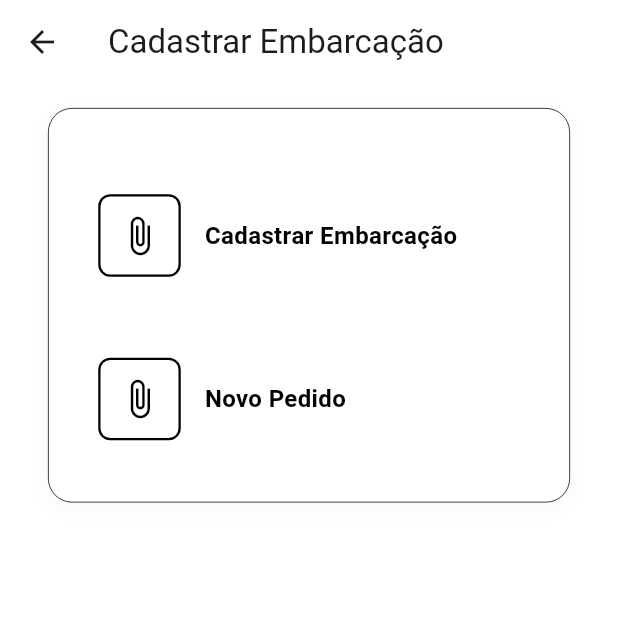
After one commit to MarinaPI-S5/frontend, a Flutter app: the CadastroembarcacaoPage screen opened directly, on a phone screen of 412 x 824 dp, the top half of it. The commit adds this screen. Run offline on Flutter 3.47's test engine with Material 3 defaults, Android fonts, the phone set to English and light mode, and no system bars.

Commit message:
Em desenvolvimento cadastro de embarcação

```diff
--- /dev/null
+++ b/lib/views/pages/cadastroEmbarcacao_page.dart
@@ -0,0 +1,121 @@
+import "package:flutter/material.dart";
+
+class CadastroembarcacaoPage extends StatelessWidget {
+  const CadastroembarcacaoPage({super.key});
+
+  @override
+  Widget build(BuildContext context) {
+    return Scaffold(
+      backgroundColor: Colors.white,
+      appBar: AppBar(
+        backgroundColor: Colors.white,
+        title: const Text('Cadastrar Embarcação'),
+      ),
+      body: SafeArea(
+        child: SingleChildScrollView(
+          padding: const EdgeInsets.all(16),
+          child: Form(
+            child: Column(
+              crossAxisAlignment: CrossAxisAlignment.stretch,
+              children: [
+                Padding(
+                  padding: const EdgeInsets.symmetric(horizontal: 16.0),
+                  child: ConstrainedBox(
+                    constraints: const BoxConstraints(maxWidth: 600),
+                    child: Container(
+                      decoration: BoxDecoration(
+                        color: Colors.white,
+                        border: Border.all(color: Colors.black, width: 0.5),
+                        borderRadius: BorderRadius.circular(16),
+                        boxShadow: [
+                          BoxShadow(
+                            color: Colors.black.withValues(alpha: 0.03),
+                            blurRadius: 10,
+                            offset: const Offset(0, 4),
+                          ),
+                        ],
+                      ),
+                      padding: const EdgeInsets.all(20),
+                      child: Column(
+                        crossAxisAlignment: CrossAxisAlignment.stretch,
+                        children: [
+                          const SizedBox(height: 16),
+                          // CORREÇÃO: Cards empilhados um abaixo do outro usando Column
+                          _buildActionCard(
+                            context: context,
+                            icon: Icons.attach_file,
+                            color: Colors.black,
+                            title: 'Cadastrar Embarcação',
+                            onTap: () {},
+                          ),
+                          const SizedBox(height: 12),
+                          _buildActionCard(
+                            context: context,
+                            icon: Icons.attach_file,
+                            color: Colors.black,
+                            title: 'Novo Pedido',
+                            onTap: () {},
+                          ),
+                        ],
+                      ),
+                    ),
+                  ),
+                ),
+              ],
+            ),
+          ),
+        ),
+      ),
+    );
+  }
+
+  Widget _buildActionCard({
+    required BuildContext context,
+    required IconData icon,
+    required Color color,
+    required String title,
+    required VoidCallback onTap,
+  }) {
+    return Material(
+      color: Colors.white,
+      borderRadius: BorderRadius.circular(12),
+      child: InkWell(
+        onTap: onTap,
+        borderRadius: BorderRadius.circular(12),
+        child: Container(
+          padding: const EdgeInsets.symmetric(vertical: 20, horizontal: 12),
+          decoration: BoxDecoration(
+            border: Border.all(color: Colors.white),
+            borderRadius: BorderRadius.circular(12),
+          ),
+          child: Row(
+            mainAxisAlignment: MainAxisAlignment.center,
+            children: [
+              Container(
+                padding: const EdgeInsets.all(12),
+                decoration: BoxDecoration(
+                  border: Border.all(color: color, width: 1.5),
+                  borderRadius: BorderRadius.circular(8),
+                ),
+                child: Icon(icon, color: color, size: 28),
+              ),
+              const SizedBox(width: 16),
+              Expanded(
+                child: Text(
+                  title,
+                  textAlign: TextAlign.left,
+                  style: TextStyle(
+                    color: color,
+                    fontSize: 16,
+                    fontWeight: FontWeight.bold,
+                    height: 1.2,
+                  ),
+                ),
+              ),
+            ],
+          ),
+        ),
+      ),
+    );
+  }
+}
--- a/lib/views/pages/home_page.dart
+++ b/lib/views/pages/home_page.dart
@@ -12,7 +12,6 @@ class HomeClientePage extends StatelessWidget {
           children: [
             const SizedBox(height: 24),
 
-            // 1. Primeira Box ("O que deseja fazer?")
             Padding(
               padding: const EdgeInsets.symmetric(horizontal: 16.0),
               child: ConstrainedBox(
@@ -74,7 +73,6 @@ class HomeClientePage extends StatelessWidget {
 
             const SizedBox(height: 100),
 
-            // 2. Segunda Box ("Histórico de Pedidos")
             Padding(
               padding: const EdgeInsets.symmetric(horizontal: 8.0),
               child: SizedBox(
```
